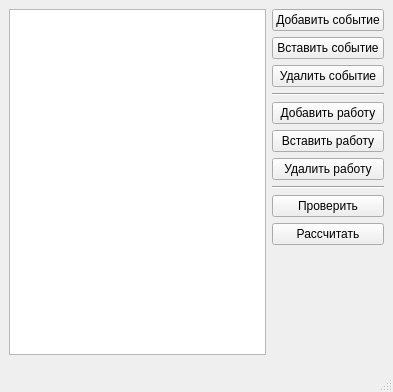
First picture: the form in mainwindow.ui, repository Anna-Sent/networkplanning, before the edit.
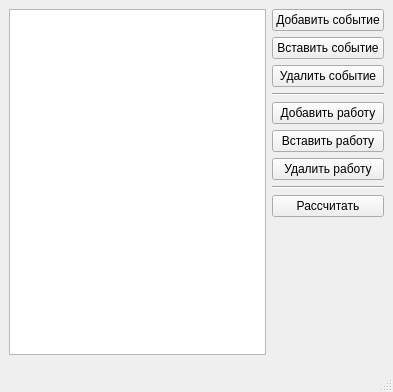
Second picture: the form after the edit. Custom widgets are drawn as their Qt base class.

Diff of the .ui file:
```diff
--- a/mainwindow.ui
+++ b/mainwindow.ui
@@ -93,13 +93,6 @@
         </property>
        </widget>
       </item>
-      <item>
-       <widget class="QPushButton" name="btnCheck">
-        <property name="text">
-         <string>Проверить</string>
-        </property>
-       </widget>
-      </item>
       <item>
        <widget class="QPushButton" name="btnCalc">
         <property name="text">
```
Left out of the diff: 2 changed lines with no effect on the pictures.
